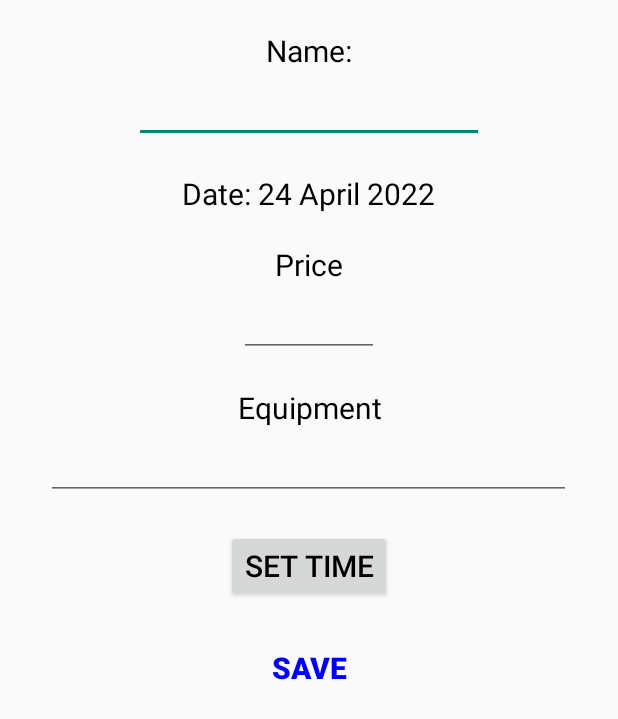
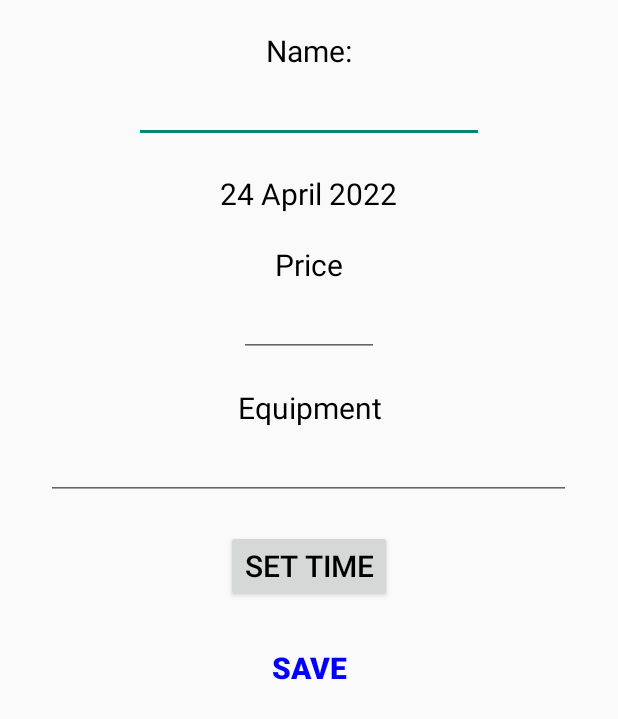
Before and after one commit to StephenFireball/My-Time, an Android app: the EventEditActivity screen opened directly, with no data from a screen before it, on a phone screen of 412 x 824 dp. Shown: the top 719 px of the screen. Run offline under Robolectric (Android 15) with nearby library versions, the light colour scheme and no system bars.

```diff
--- a/app/src/main/java/com/samsung/mytime/EventEditActivity.java
+++ b/app/src/main/java/com/samsung/mytime/EventEditActivity.java
@@ -33,7 +33,7 @@ public class EventEditActivity extends AppCompatActivity{
         setContentView(R.layout.activity_event_edit);
         initWidgets();
         time = LocalTime.now();
-        eventDateTV.setText("Date: " + CalendarUtils.formattedDate(CalendarUtils.selectedDate));
+        eventDateTV.setText(CalendarUtils.formattedDate(CalendarUtils.selectedDate));
     }
 
     private void initWidgets(){
--- a/app/src/main/res/values/strings.xml
+++ b/app/src/main/res/values/strings.xml
@@ -10,7 +10,7 @@
     <string name="sat">SAT</string>
     <string name="sun">SUN</string>
     <string name="write_event_name">Write event name</string>
-    <string name="date">Date</string>
+    <string name="date">Date:</string>
     <string name="time">Set Time</string>
     <string name="deleteEvents">Delete Events</string>
     <string name="sure">Are you sure? Your events will be deleted with no restore option!</string>
```
Also changed, not shown: app/src/main/java/com/samsung/mytime/WeekActivity.java (+33 -1 lines), 1 other file.
